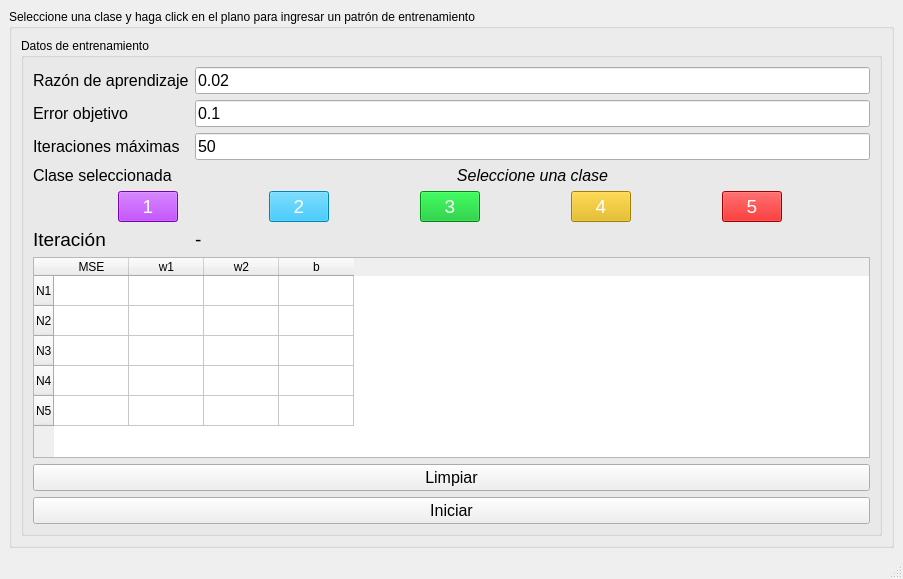
FFahrenheit/PracticasIA, file RedNeuronalUnicapa/mainwindow.ui: the form before one commit.
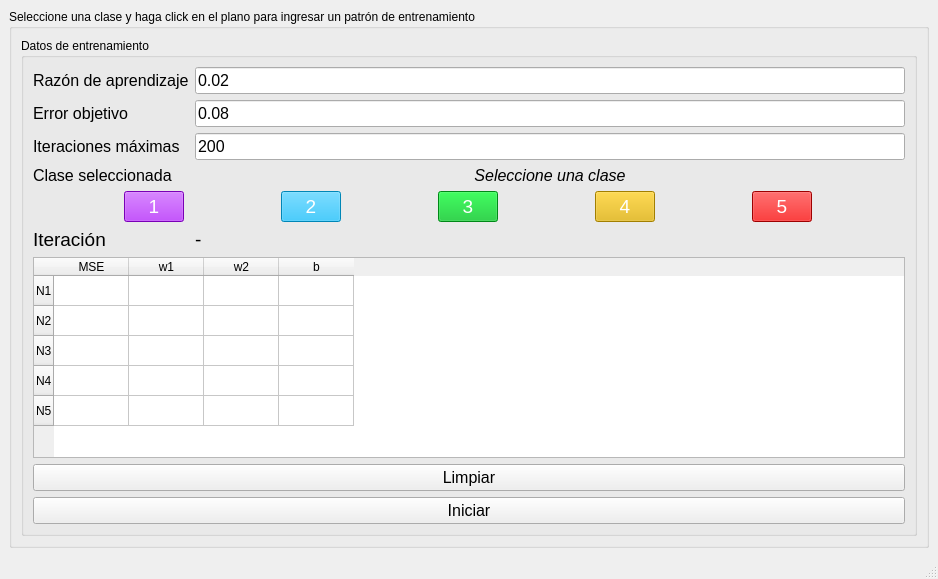
The form after the commit.

```diff
--- a/RedNeuronalUnicapa/mainwindow.ui
+++ b/RedNeuronalUnicapa/mainwindow.ui
@@ -6,7 +6,7 @@
    <rect>
     <x>0</x>
     <y>0</y>
-    <width>903</width>
+    <width>938</width>
     <height>579</height>
    </rect>
   </property>
@@ -74,7 +74,7 @@
              </font>
             </property>
             <property name="text">
-             <string>0.1</string>
+             <string>0.08</string>
             </property>
            </widget>
           </item>
@@ -98,7 +98,7 @@
              </font>
             </property>
             <property name="text">
-             <string>50</string>
+             <string>200</string>
             </property>
            </widget>
           </item>
@@ -369,6 +369,96 @@
               <string/>
              </property>
             </item>
+            <item row="0" column="1">
+             <property name="text">
+              <string/>
+             </property>
+            </item>
+            <item row="0" column="2">
+             <property name="text">
+              <string/>
+             </property>
+            </item>
+            <item row="1" column="0">
+             <property name="text">
+              <string/>
+             </property>
+            </item>
+            <item row="1" column="1">
+             <property name="text">
+              <string/>
+             </property>
+            </item>
+            <item row="1" column="2">
+             <property name="text">
+              <string/>
+             </property>
+            </item>
+            <item row="1" column="3">
+             <property name="text">
+              <string/>
+             </property>
+            </item>
+            <item row="2" column="0">
+             <property name="text">
+              <string/>
+             </property>
+            </item>
+            <item row="2" column="1">
+             <property name="text">
+              <string/>
+             </property>
+            </item>
+            <item row="2" column="2">
+             <property name="text">
+              <string/>
+             </property>
+            </item>
+            <item row="2" column="3">
+             <property name="text">
+              <string/>
+             </property>
+            </item>
+            <item row="3" column="0">
+             <property name="text">
+              <string/>
+             </property>
+            </item>
+            <item row="3" column="1">
+             <property name="text">
+              <string/>
+             </property>
+            </item>
+            <item row="3" column="2">
+             <property name="text">
+              <string/>
+             </property>
+            </item>
+            <item row="3" column="3">
+             <property name="text">
+              <string/>
+             </property>
+            </item>
+            <item row="4" column="0">
+             <property name="text">
+              <string/>
+             </property>
+            </item>
+            <item row="4" column="1">
+             <property name="text">
+              <string/>
+             </property>
+            </item>
+            <item row="4" column="2">
+             <property name="text">
+              <string/>
+             </property>
+            </item>
+            <item row="4" column="3">
+             <property name="text">
+              <string/>
+             </property>
+            </item>
            </widget>
           </item>
          </layout>
```
Left out of the diff: 2 changed lines with no effect on the pictures.
